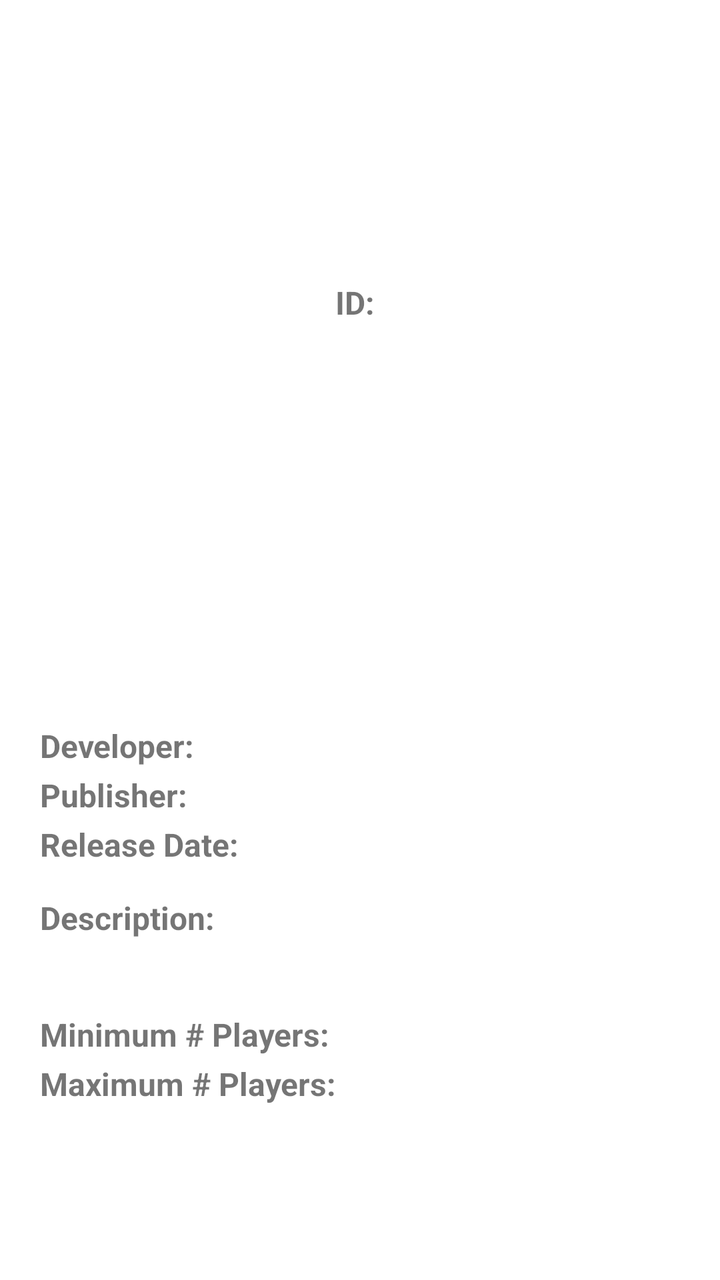
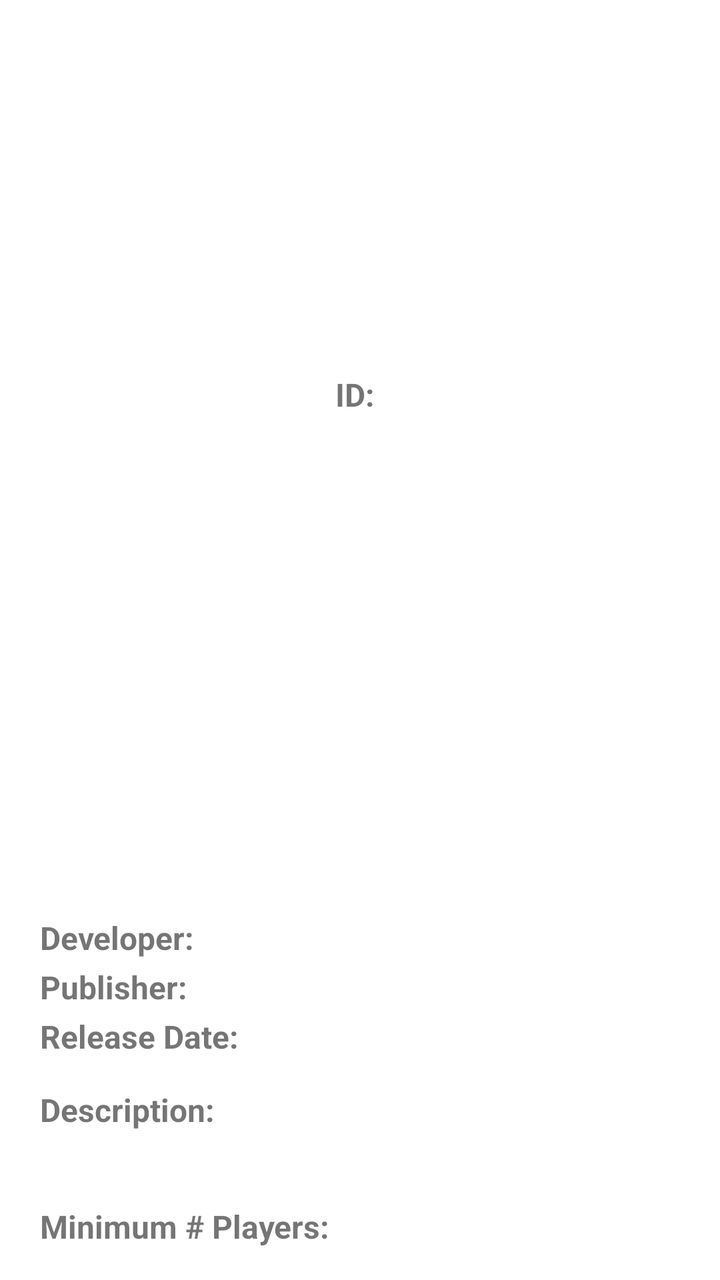

An Android layout rendered at two revisions. The XML below is the earlier revision; the diff shows what the commit changed to produce the second picture.
<!-- AndroidManifest.xml: application theme Theme.GamersRL_Meetup -->
<!-- res/layout/game_details_page_layout.xml -->
<?xml version="1.0" encoding="utf-8"?>
<LinearLayout
    xmlns:android="http://schemas.android.com/apk/res/android"
    xmlns:tools="http://schemas.android.com/tools"

    android:orientation="vertical"
    android:layout_width="match_parent"
    android:layout_height="match_parent"
    android:gravity="center"
    tools:context=".activity.GameDetailsActivity"
    >

    <TextView
        android:id="@+id/game_details_title"
        android:layout_width="match_parent"
        android:layout_height="wrap_content"
        android:layout_marginLeft="20sp"
        android:layout_marginRight="20sp"
        android:textAlignment="center"
        android:textAllCaps="true"
        android:textSize="40sp"
        android:textStyle="bold"
        android:layout_marginBottom="3sp"
        />

    <LinearLayout
        android:layout_width="wrap_content"
        android:layout_height="wrap_content"
        android:orientation="horizontal"
        android:layout_gravity="center_horizontal"
        >

        <TextView
            android:id="@+id/game_details_label_id"
            android:layout_width="wrap_content"
            android:layout_height="wrap_content"
            android:textSize="16sp"
            android:textStyle="bold"
            android:text="@string/list_item_id_label"
            android:layout_marginRight="5dp"
            android:textAlignment="center"
            />

        <TextView
            android:id="@+id/game_details_id"
            android:layout_width="wrap_content"
            android:layout_height="wrap_content"
            android:textSize="16sp"
            android:textAlignment="center"
            />

    </LinearLayout>

    <ImageView
        android:id="@+id/game_details_image"
        android:layout_width="300dp"
        android:layout_height="200dp"
        android:layout_gravity="center"
        />

    <LinearLayout
        android:layout_width="match_parent"
        android:layout_height="wrap_content"
        android:orientation="horizontal"
        android:layout_marginBottom="3sp"
        >

        <TextView
            android:id="@+id/game_details_label_developer"
            android:layout_width="wrap_content"
            android:layout_height="wrap_content"
            android:layout_marginRight="5dp"
            android:layout_marginLeft="20sp"
            android:textSize="16sp"
            android:textStyle="bold"
            android:text="@string/game_details_page_label_developer"
            />

        <TextView
            android:id="@+id/game_details_developer"
            android:layout_width="wrap_content"
            android:layout_height="wrap_content"
            android:layout_marginRight="20sp"
            android:textSize="16sp"
            />

    </LinearLayout>

    <LinearLayout
        android:layout_width="match_parent"
        android:layout_height="wrap_content"
        android:layout_marginBottom="3sp"
        android:orientation="horizontal"
        >

        <TextView
            android:id="@+id/game_details_label_publisher"
            android:layout_width="wrap_content"
            android:layout_height="wrap_content"
            android:layout_marginLeft="20sp"
            android:layout_marginRight="5dp"
            android:textSize="16sp"
            android:textStyle="bold"
            android:text="@string/game_details_page_label_publisher"
            />

        <TextView
            android:id="@+id/game_details_publisher"
            android:layout_width="wrap_content"
            android:layout_height="wrap_content"
            android:layout_marginRight="20sp"
            android:textSize="16sp"
            />

    </LinearLayout>

    <LinearLayout
        android:layout_width="match_parent"
        android:layout_height="wrap_content"
        android:orientation="horizontal"
        >

        <TextView
            android:id="@+id/game_details_label_releasedate"
            android:layout_width="wrap_content"
            android:layout_height="wrap_content"
            android:layout_marginLeft="20sp"
            android:layout_marginRight="5dp"
            android:textSize="16sp"
            android:textStyle="bold"
            android:text="@string/game_details_page_label_releasedate"
            />

        <TextView
            android:id="@+id/game_details_releasedate"
            android:layout_width="wrap_content"
            android:layout_height="wrap_content"
            android:layout_marginRight="20sp"
            android:textSize="16sp"
            />

    </LinearLayout>

    <TextView
        android:id="@+id/game_details_label_description"
        android:layout_width="match_parent"
        android:layout_height="wrap_content"
        android:layout_marginLeft="20sp"
        android:layout_marginRight="20sp"
        android:layout_marginTop="15sp"
        android:textSize="16sp"
        android:textStyle="bold"
        android:text="@string/list_item_description_label"
        />

    <TextView
        android:id="@+id/game_details_description"
        android:layout_width="match_parent"
        android:layout_height="wrap_content"
        android:layout_marginLeft="20sp"
        android:layout_marginRight="20sp"
        android:layout_marginBottom="15sp"
        android:textSize="16sp"
        />

    <LinearLayout
        android:layout_width="match_parent"
        android:layout_height="wrap_content"
        android:orientation="horizontal"
        android:layout_marginBottom="3sp"
        >

        <TextView
            android:id="@+id/game_details_label_minplayers"
            android:layout_width="wrap_content"
            android:layout_height="wrap_content"
            android:layout_marginLeft="20sp"
            android:layout_marginRight="5dp"
            android:textSize="16sp"
            android:textStyle="bold"
            android:text="@string/game_details_page_label_minplayers"
            />

        <TextView
            android:id="@+id/game_details_minplayers"
            android:layout_width="wrap_content"
            android:layout_height="wrap_content"
            android:layout_marginRight="20sp"
            android:textSize="16sp"
            />

    </LinearLayout>

    <LinearLayout
        android:layout_width="match_parent"
        android:layout_height="wrap_content"
        android:orientation="horizontal"
        android:layout_marginBottom="3sp"
        >

        <TextView
            android:id="@+id/game_details_label_maxplayers"
            android:layout_width="wrap_content"
            android:layout_height="wrap_content"
            android:layout_marginLeft="20sp"
            android:layout_marginRight="5dp"
            android:textSize="16sp"
            android:textStyle="bold"
            android:text="@string/game_details_page_label_maxplayers"
            />

        <TextView
            android:id="@+id/game_details_maxplayers"
            android:layout_width="wrap_content"
            android:layout_height="wrap_content"
            android:layout_marginRight="20sp"
            android:textSize="16sp"
            />

    </LinearLayout>

</LinearLayout>
<!-- resources referenced by this layout -->
<resources>
  <string name="game_details_page_label_developer">Developer: </string>
  <string name="game_details_page_label_maxplayers">Maximum # Players: </string>
  <string name="game_details_page_label_minplayers">Minimum # Players: </string>
  <string name="game_details_page_label_publisher">Publisher: </string>
  <string name="game_details_page_label_releasedate">Release Date: </string>
  <string name="list_item_description_label">Description: </string>
  <string name="list_item_id_label">ID: </string>
  <style name="Theme.GamersRL_Meetup" parent="Theme.MaterialComponents.DayNight.DarkActionBar">
          
          <item name="colorPrimary">@color/purple_500</item>
          <item name="colorPrimaryVariant">@color/purple_700</item>
          <item name="colorOnPrimary">@color/white</item>
          
          <item name="colorSecondary">@color/teal_200</item>
          <item name="colorSecondaryVariant">@color/teal_700</item>
          <item name="colorOnSecondary">@color/black</item>
          
          <item name="android:statusBarColor">?attr/colorPrimaryVariant</item>
          
      </style>
  <color name="purple_500">#FF6200EE</color>
  <color name="purple_700">#FF3700B3</color>
  <color name="white">#FFFFFFFF</color>
  <color name="teal_200">#FF03DAC5</color>
  <color name="teal_700">#FF018786</color>
  <color name="black">#FF000000</color>
</resources>

<!-- the commit's change to res/layout/game_details_page_layout.xml (unified diff, before → after) -->
@@ -6,7 +6,6 @@
     android:orientation="vertical"
     android:layout_width="match_parent"
     android:layout_height="match_parent"
-    android:gravity="center"
     tools:context=".activity.GameDetailsActivity"
     >
 
@@ -21,6 +20,7 @@
         android:textSize="40sp"
         android:textStyle="bold"
         android:layout_marginBottom="3sp"
+        android:layout_marginTop="130dp"
         />
 
     <LinearLayout
@@ -28,6 +28,7 @@
         android:layout_height="wrap_content"
         android:orientation="horizontal"
         android:layout_gravity="center_horizontal"
+        android:layout_marginBottom="20dp"
         >
 
         <TextView
@@ -56,6 +57,7 @@
         android:layout_width="300dp"
         android:layout_height="200dp"
         android:layout_gravity="center"
+        android:layout_marginBottom="30dp"
         />
 
     <LinearLayout
@@ -195,7 +197,7 @@
         android:layout_width="match_parent"
         android:layout_height="wrap_content"
         android:orientation="horizontal"
-        android:layout_marginBottom="3sp"
+        android:layout_marginBottom="15sp"
         >
 
         <TextView
@@ -219,4 +221,40 @@
 
     </LinearLayout>
 
+    <LinearLayout
+        android:layout_width="match_parent"
+        android:layout_height="wrap_content"
+        android:orientation="horizontal"
+        android:layout_marginBottom="3sp"
+        >
+
+        <TextView
+            android:id="@+id/game_details_label_approved"
+            android:layout_width="wrap_content"
+            android:layout_height="wrap_content"
+            android:layout_marginLeft="20sp"
+            android:layout_marginRight="5dp"
+            android:textSize="16sp"
+            android:textStyle="bold"
+            android:text="@string/game_details_page_label_approved"
+            />
+
+        <TextView
+            android:id="@+id/game_details_approved"
+            android:layout_width="wrap_content"
+            android:layout_height="wrap_content"
+            android:layout_marginRight="20sp"
+            android:textSize="16sp"
+            />
+
+    </LinearLayout>
+
+    
+    <LinearLayout
+        android:id="@+id/layout_horizontal_bottom"
+        android:layout_width="match_parent"
+        android:layout_height="wrap_content"
+        android:orientation="horizontal"
+        />
+
 </LinearLayout>
<!-- resource entries referenced after the edit -->
@@ -1,5 +1,6 @@
 <!-- resources referenced by this layout -->
 <resources>
+  <string name="game_details_page_label_approved">Approved: </string>
   <string name="game_details_page_label_developer">Developer: </string>
   <string name="game_details_page_label_maxplayers">Maximum # Players: </string>
   <string name="game_details_page_label_minplayers">Minimum # Players: </string>
